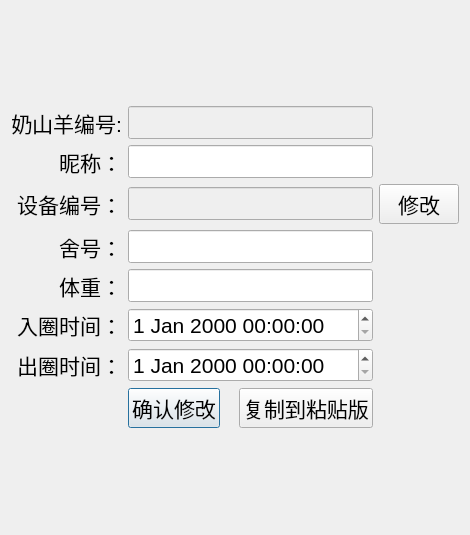
The window that changegoatinfodialog.ui (po-ppy/Goat) describes before a commit, drawn with Qt 5.
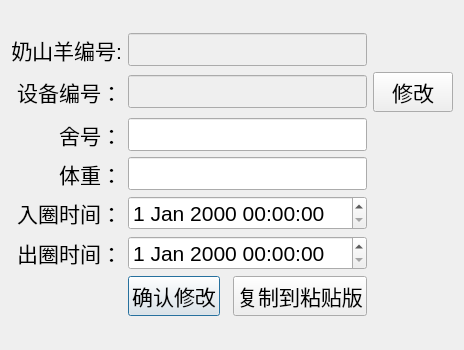
The same window after the commit.

Patch:
```diff
--- a/changegoatinfodialog.ui
+++ b/changegoatinfodialog.ui
@@ -6,8 +6,8 @@
    <rect>
     <x>0</x>
     <y>0</y>
-    <width>470</width>
-    <height>535</height>
+    <width>464</width>
+    <height>350</height>
    </rect>
   </property>
   <property name="font">
@@ -21,7 +21,7 @@
   <layout class="QVBoxLayout" name="verticalLayout">
    <item>
     <layout class="QGridLayout" name="gridLayout">
-     <item row="5" column="0">
+     <item row="4" column="0">
       <widget class="QLabel" name="label_4">
        <property name="text">
         <string>入圈时间：</string>
@@ -31,7 +31,7 @@
        </property>
       </widget>
      </item>
-     <item row="6" column="0">
+     <item row="5" column="0">
       <widget class="QLabel" name="label_5">
        <property name="text">
         <string>出圈时间：</string>
@@ -51,7 +51,7 @@
        </property>
       </widget>
      </item>
-     <item row="2" column="0">
+     <item row="1" column="0">
       <widget class="QLabel" name="label_2">
        <property name="text">
         <string>设备编号：</string>
@@ -61,7 +61,7 @@
        </property>
       </widget>
      </item>
-     <item row="3" column="0">
+     <item row="2" column="0">
       <widget class="QLabel" name="label_3">
        <property name="text">
         <string>舍号：</string>
@@ -78,7 +78,7 @@
        </property>
       </widget>
      </item>
-     <item row="6" column="2">
+     <item row="5" column="2">
       <spacer name="horizontalSpacer">
        <property name="orientation">
         <enum>Qt::Horizontal</enum>
@@ -91,23 +91,13 @@
        </property>
       </spacer>
      </item>
-     <item row="5" column="1">
+     <item row="4" column="1">
       <widget class="QDateTimeEdit" name="dateTimeEdit"/>
      </item>
-     <item row="6" column="1">
+     <item row="5" column="1">
       <widget class="QDateTimeEdit" name="dateTimeEdit_2"/>
      </item>
-     <item row="1" column="0">
-      <widget class="QLabel" name="label_6">
-       <property name="text">
-        <string>昵称：</string>
-       </property>
-       <property name="alignment">
-        <set>Qt::AlignRight|Qt::AlignTrailing|Qt::AlignVCenter</set>
-       </property>
-      </widget>
-     </item>
-     <item row="7" column="1">
+     <item row="6" column="1">
       <layout class="QHBoxLayout" name="horizontalLayout">
        <item>
         <widget class="QPushButton" name="pushButton">
@@ -138,7 +128,7 @@
        </item>
       </layout>
      </item>
-     <item row="4" column="0">
+     <item row="3" column="0">
       <widget class="QLabel" name="label_7">
        <property name="text">
         <string>体重：</string>
@@ -149,22 +139,19 @@
       </widget>
      </item>
      <item row="1" column="1">
-      <widget class="QLineEdit" name="lineEdit_2"/>
-     </item>
-     <item row="2" column="1">
       <widget class="QLineEdit" name="lineEdit_3">
        <property name="enabled">
         <bool>false</bool>
        </property>
       </widget>
      </item>
-     <item row="3" column="1">
+     <item row="2" column="1">
       <widget class="QLineEdit" name="lineEdit_4"/>
      </item>
-     <item row="4" column="1">
+     <item row="3" column="1">
       <widget class="QLineEdit" name="lineEdit_5"/>
      </item>
-     <item row="2" column="2">
+     <item row="1" column="2">
       <widget class="QPushButton" name="pushButton_3">
        <property name="text">
         <string>修改</string>
```
